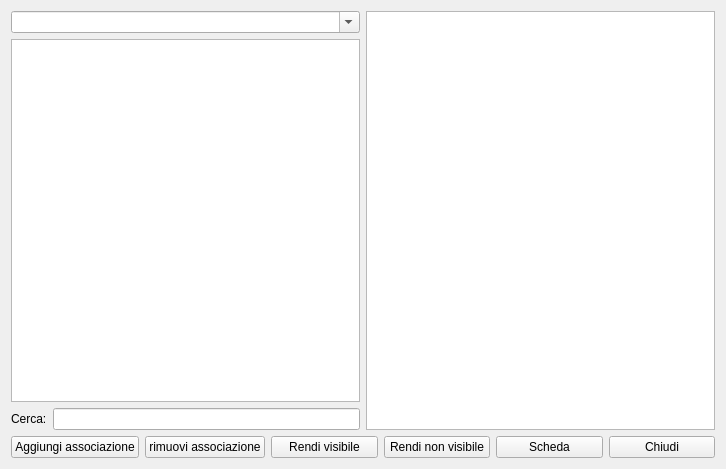
Before: the Qt Designer form hassociazioni.ui in fblabs/hamlet-mod-sancon, drawn with Qt 5.
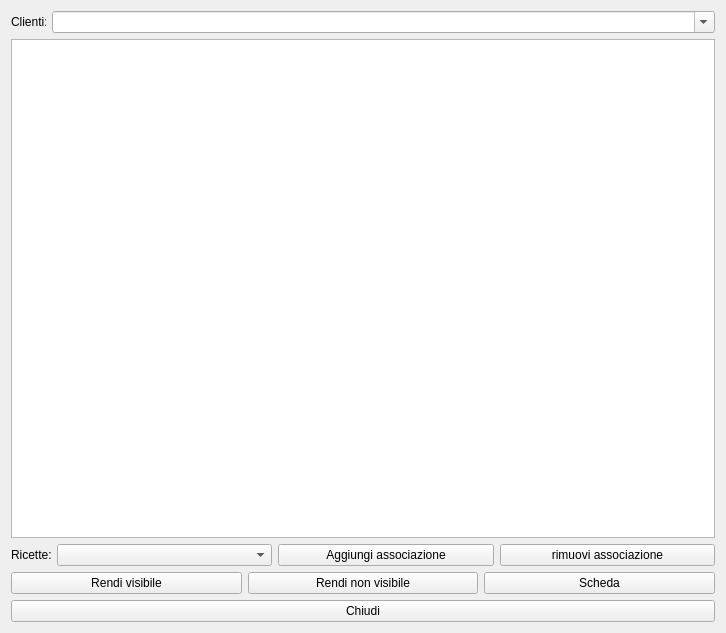
After: the same form once the commit is applied. Icons and pictures are not drawn.

```diff
--- a/hassociazioni.ui
+++ b/hassociazioni.ui
@@ -10,7 +10,7 @@
     <x>0</x>
     <y>0</y>
     <width>726</width>
-    <height>469</height>
+    <height>633</height>
    </rect>
   </property>
   <property name="windowTitle">
@@ -20,14 +20,23 @@
    <iconset resource="icons.qrc">
     <normaloff>:/Resources/Map.PNG</normaloff>:/Resources/Map.PNG</iconset>
   </property>
-  <layout class="QVBoxLayout" name="verticalLayout_3">
-   <item>
-    <layout class="QVBoxLayout" name="verticalLayout_2">
-     <item>
-      <layout class="QHBoxLayout" name="horizontalLayout_3">
-       <item>
         <layout class="QVBoxLayout" name="verticalLayout">
          <item>
+    <layout class="QHBoxLayout" name="horizontalLayout_2">
+     <item>
+      <widget class="QLabel" name="label_2">
+       <property name="maximumSize">
+        <size>
+         <width>35</width>
+         <height>16777215</height>
+        </size>
+       </property>
+       <property name="text">
+        <string>Clienti:</string>
+       </property>
+      </widget>
+     </item>
+     <item>
           <widget class="QComboBox" name="cbClienti">
            <property name="editable">
             <bool>true</bool>
@@ -37,27 +46,16 @@
            </property>
           </widget>
          </item>
-         <item>
-          <widget class="QListView" name="listView"/>
-         </item>
-         <item>
-          <layout class="QHBoxLayout" name="horizontalLayout">
-           <item>
-            <widget class="QLabel" name="label">
-             <property name="text">
-              <string>Cerca:</string>
-             </property>
-            </widget>
-           </item>
-           <item>
-            <widget class="QLineEdit" name="leCliente"/>
-           </item>
-          </layout>
-         </item>
         </layout>
        </item>
        <item>
         <widget class="QTableView" name="tableView">
+     <property name="editTriggers">
+      <set>QAbstractItemView::NoEditTriggers</set>
+     </property>
+     <property name="alternatingRowColors">
+      <bool>true</bool>
+     </property>
          <property name="selectionBehavior">
           <enum>QAbstractItemView::SelectRows</enum>
          </property>
@@ -66,10 +64,24 @@
          </attribute>
         </widget>
        </item>
-      </layout>
+   <item>
+    <layout class="QHBoxLayout" name="horizontalLayout_4">
+     <item>
+      <widget class="QLabel" name="label_3">
+       <property name="maximumSize">
+        <size>
+         <width>40</width>
+         <height>16777215</height>
+        </size>
+       </property>
+       <property name="text">
+        <string>Ricette:</string>
+       </property>
+      </widget>
      </item>
      <item>
-      <layout class="QHBoxLayout" name="horizontalLayout_2">
+      <widget class="QComboBox" name="cbRicette"/>
+     </item>
        <item>
         <widget class="QPushButton" name="pushButton_2">
          <property name="text">
@@ -104,6 +116,10 @@
          </property>
         </widget>
        </item>
+    </layout>
+   </item>
+   <item>
+    <layout class="QHBoxLayout" name="horizontalLayout_3">
        <item>
         <widget class="QPushButton" name="pushButton_5">
          <property name="text">
@@ -155,6 +171,8 @@
          </property>
         </widget>
        </item>
+    </layout>
+   </item>
        <item>
         <widget class="QPushButton" name="pushButton">
          <property name="text">
@@ -171,10 +189,6 @@
           </size>
          </property>
         </widget>
-       </item>
-      </layout>
-     </item>
-    </layout>
    </item>
   </layout>
  </widget>
```
Lines whose indentation alone changed are shown as unchanged.
